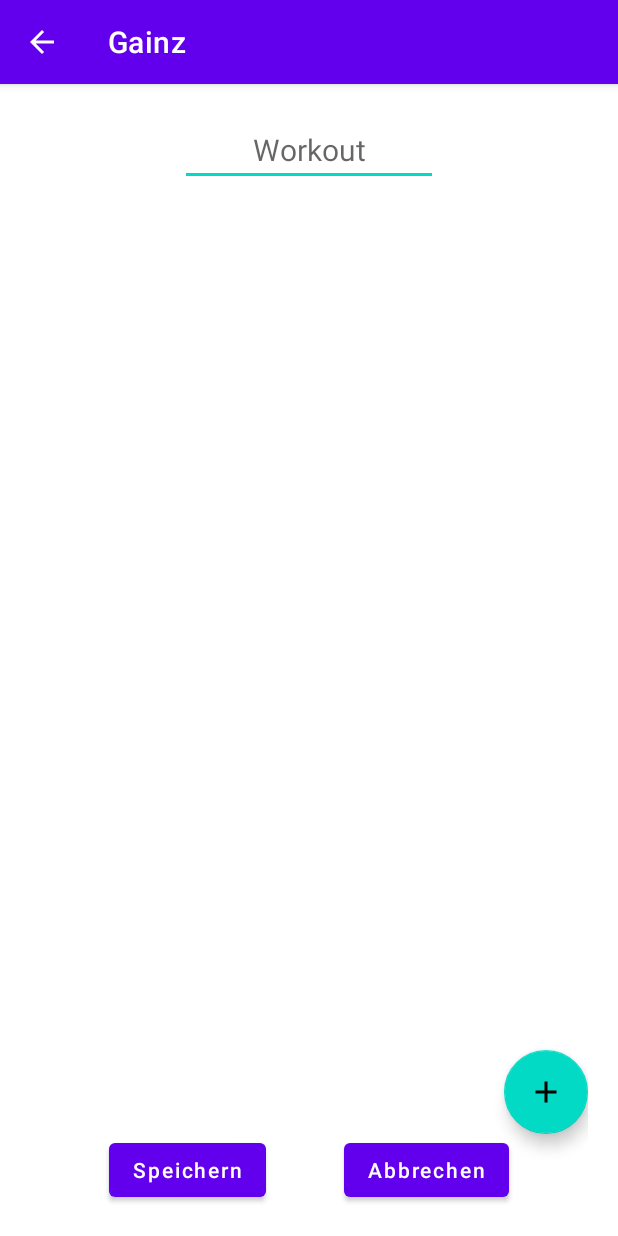
After one commit to MatthiasStadlbauer/Gainz, an Android app: the AddWorkout screen opened directly, with no data from a screen before it, on a phone screen of 412 x 824 dp. The commit adds this screen. Run offline under Robolectric (Android 15) with nearby library versions, the phone set to English and light mode, and no system bars.

Commit message:
Add Workout

```diff
--- a/Gainz_projekt/app/src/main/AndroidManifest.xml
+++ b/Gainz_projekt/app/src/main/AndroidManifest.xml
@@ -9,6 +9,7 @@
         android:roundIcon="@mipmap/ic_launcher_round"
         android:supportsRtl="true"
         android:theme="@style/Theme.Gainz_projekt">
+        <activity android:name=".AddWorkout"></activity>
         <activity android:name=".MainActivity">
             <intent-filter>
                 <action android:name="android.intent.action.MAIN" />
--- /dev/null
+++ b/Gainz_projekt/app/src/main/java/htl/grieskirchen/mstadlbauer/gainz_projekt/AddWorkout.java
@@ -0,0 +1,98 @@
+package htl.grieskirchen.mstadlbauer.gainz_projekt;
+
+import androidx.annotation.NonNull;
+import androidx.annotation.Nullable;
+import androidx.appcompat.app.AlertDialog;
+import androidx.appcompat.app.AppCompatActivity;
+
+import android.content.Intent;
+import android.os.Bundle;
+import android.view.View;
+import android.widget.Button;
+import android.widget.EditText;
+import android.widget.Toast;
+
+import com.google.android.material.floatingactionbutton.FloatingActionButton;
+import com.google.android.material.snackbar.Snackbar;
+
+import java.util.ArrayList;
+import java.util.List;
+
+public class AddWorkout extends AppCompatActivity {
+
+    private FloatingActionButton addExercise;
+    private Button speichern;
+    private Button cancel;
+    List<Uebungen> workout = new ArrayList<>();
+
+
+    @Override
+    protected void onCreate(Bundle savedInstanceState) {
+        super.onCreate(savedInstanceState);
+        setContentView(R.layout.activity_add_workout);
+
+        initButtons();
+
+        getSupportActionBar().setDisplayHomeAsUpEnabled(true);
+    }
+
+    private void initButtons(){
+        addExercise = findViewById(R.id.addexcercise_floatingbutton);
+        addExercise.setOnClickListener(new View.OnClickListener() {
+            @Override
+            public void onClick(View v) {
+                final View vDialog = getLayoutInflater().inflate(R.layout.addworkout_excercises, null);
+                new AlertDialog.Builder(AddWorkout.this).setMessage("Übung").setCancelable(false).setView(vDialog).setPositiveButton("Add", ((dialog, which) -> handleDialog(vDialog))).setNegativeButton("Cancle", null).show();
+            }
+        });
+
+        speichern = findViewById(R.id.save_workout_btn);
+        speichern.setOnClickListener(new View.OnClickListener() {
+            @Override
+            public void onClick(View v) {
+                EditText name_workout = findViewById(R.id.name_workout);
+                if(!name_workout.getText().toString().isEmpty()){
+                    String name = name_workout.getText().toString();
+                    Workout workout = new Workout(name, AddWorkout.this.workout);
+
+                    //TODO zurückgeben des Workouts und in Main Fragment in die List geben
+                    Intent intent = new Intent(AddWorkout.this, MainActivity.class);
+                    intent.putExtra("workout", workout.toString());
+                    setResult(RESULT_OK, intent);
+                    finish();
+                }
+            }
+        });
+
+        cancel = findViewById(R.id.cancel_workout_btn);
+        cancel.setOnClickListener(new View.OnClickListener() {
+            @Override
+            public void onClick(View v) {
+                Intent intent = new Intent(AddWorkout.this, MainActivity.class);
+                startActivity(intent);
+            }
+        });
+
+    }
+
+    public void handleDialog(View vDialog){
+        EditText nameed = vDialog.findViewById(R.id.addworkout_excercise_name);
+        EditText saetzeed = vDialog.findViewById(R.id.addworkout_excercise_saetze);
+        EditText whed = vDialog.findViewById(R.id.addworkout_excercise_wiederholungen);
+        String name;
+        String saetze;
+        String wh;
+        if(!nameed.getText().toString().isEmpty() && !saetzeed.getText().toString().isEmpty()&&!whed.getText().toString().isEmpty()) {
+            name = nameed.getText().toString();
+            saetze = saetzeed.getText().toString();
+            wh = whed.getText().toString();
+            workout.add(new Uebungen(name, Integer.valueOf(wh), Integer.valueOf(saetze)));
+        }
+        else{
+            Toast.makeText(AddWorkout.this, "Alle Felder müssen gefüllt sein", Toast.LENGTH_SHORT).show();
+        }
+    }
+
+
+
+}
--- /dev/null
+++ b/Gainz_projekt/app/src/main/res/layout/activity_add_workout.xml
@@ -0,0 +1,64 @@
+<?xml version="1.0" encoding="utf-8"?>
+<androidx.constraintlayout.widget.ConstraintLayout xmlns:android="http://schemas.android.com/apk/res/android"
+    xmlns:app="http://schemas.android.com/apk/res-auto"
+    xmlns:tools="http://schemas.android.com/tools"
+    android:layout_width="match_parent"
+    android:layout_height="match_parent"
+    android:layout_margin="20dp"
+    android:orientation="vertical">
+
+
+    <EditText
+        android:id="@+id/name_workout"
+        android:layout_width="match_parent"
+        android:layout_marginStart="100dp"
+        android:layout_marginEnd="100dp"
+        android:layout_height="wrap_content"
+        android:textAlignment="center"
+        android:layout_weight="0"
+        android:hint="Workout"
+        android:textSize="20dp"
+        app:layout_constraintTop_toTopOf="parent" />
+
+    <ListView
+        android:id="@+id/addWorkout_listview"
+        android:layout_width="match_parent"
+        android:layout_height="wrap_content"
+        app:layout_constraintStart_toStartOf="parent"
+        app:layout_constraintTop_toBottomOf="@id/name_workout" />
+
+
+    <Button
+        android:id="@+id/save_workout_btn"
+        android:layout_width="wrap_content"
+        android:layout_height="wrap_content"
+        android:text="Speichern"
+        android:textAllCaps="false"
+        app:layout_constraintBottom_toBottomOf="parent"
+        app:layout_constraintEnd_toStartOf="@+id/cancel_workout_btn"
+        app:layout_constraintHorizontal_bias="0.5"
+        app:layout_constraintStart_toStartOf="parent" />
+
+    <Button
+        android:id="@+id/cancel_workout_btn"
+        android:layout_width="wrap_content"
+        android:layout_height="wrap_content"
+        android:text="Abbrechen"
+        android:textAllCaps="false"
+        app:layout_constraintBottom_toBottomOf="@+id/save_workout_btn"
+        app:layout_constraintEnd_toEndOf="parent"
+        app:layout_constraintHorizontal_bias="0.5"
+        app:layout_constraintStart_toEndOf="@+id/save_workout_btn" />
+
+
+    <com.google.android.material.floatingactionbutton.FloatingActionButton
+        android:id="@+id/addexcercise_floatingbutton"
+        android:layout_width="wrap_content"
+        android:layout_height="wrap_content"
+        android:clickable="true"
+        app:layout_constraintBottom_toTopOf="@+id/cancel_workout_btn"
+        app:layout_constraintEnd_toEndOf="parent"
+        app:srcCompat="@drawable/main_floatingbutton_add" />
+
+
+</androidx.constraintlayout.widget.ConstraintLayout>
```
Also changed, not shown: Gainz_projekt/app/src/main/java/htl/grieskirchen/mstadlbauer/gainz_projekt/Home_fragment.java (+33 -0 lines), Gainz_projekt/app/src/main/java/htl/grieskirchen/mstadlbauer/gainz_projekt/MainActivity.java (+28 -5 lines), Gainz_projekt/app/src/main/java/htl/grieskirchen/mstadlbauer/gainz_projekt/Uebungen.java (added, +47 -0 lines), Gainz_projekt/app/src/main/java/htl/grieskirchen/mstadlbauer/gainz_projekt/Workout.java (+24 -1 lines), Gainz_projekt/app/src/main/res/layout/addworkout_excercises.xml (added, +64 -0 lines), 1 other file.
